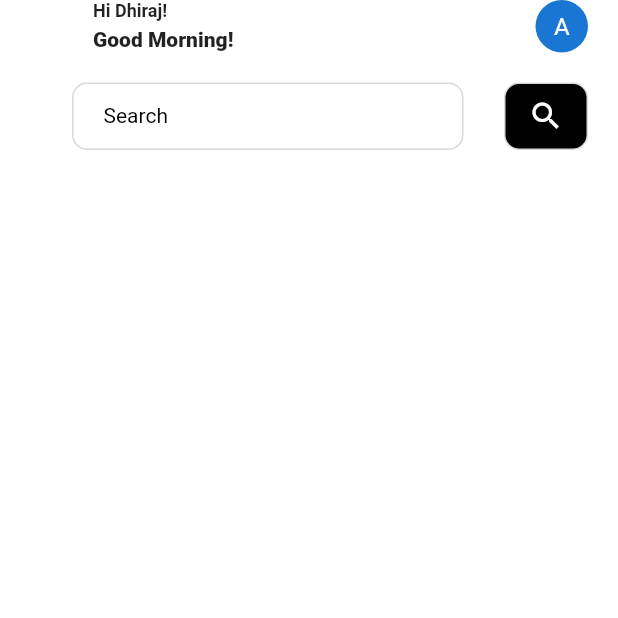
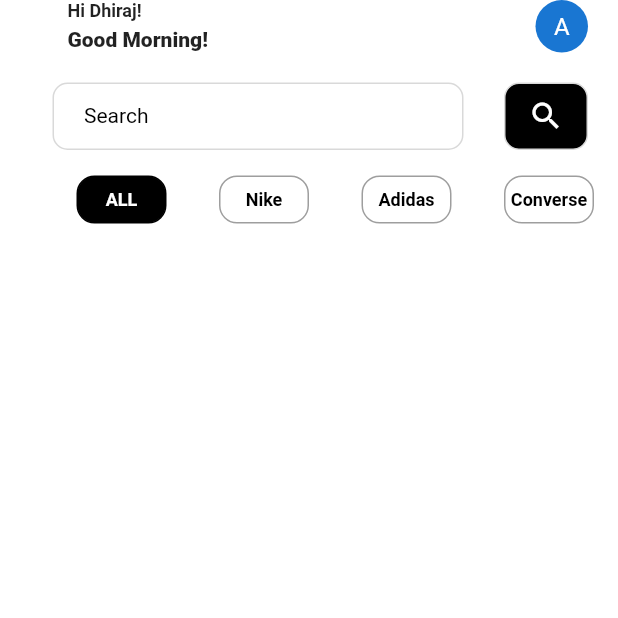
Before and after one commit to Am607/gdsc_crash, a Flutter app: the screen it shows after launch, on a phone screen of 412 x 824 dp, the top half of it. Run offline on Flutter 3.47's test engine with Material 2 defaults, Android fonts, the phone set to English and light mode, and no system bars.

Commit message:
item_section_added

```diff
--- a/lib/app_bar.dart
+++ b/lib/app_bar.dart
@@ -15,7 +15,7 @@ class MyAppBar extends StatelessWidget {
           crossAxisAlignment: CrossAxisAlignment.start,
           children: const [
             Padding(
-              padding: EdgeInsets.only(left: 62),
+              padding: EdgeInsets.only(left: 45),
               child: Text(
                 'Hi Dhiraj!',
                 style: TextStyle(fontSize: 12, fontWeight: FontWeight.w700),
@@ -23,7 +23,7 @@ class MyAppBar extends StatelessWidget {
             ),
             SizedBox(height: 4),
             Padding(
-              padding: EdgeInsets.only(left: 62),
+              padding: EdgeInsets.only(left: 45),
               child: Text(
                 'Good Morning!',
                 style: TextStyle(fontSize: 14, fontWeight: FontWeight.w800),
--- a/lib/home_page.dart
+++ b/lib/home_page.dart
@@ -13,9 +13,69 @@ class HomePage extends StatelessWidget {
       backgroundColor: Colors.white,
       body: SafeArea(
         child: Column(
-          children: const [MyAppBar(), SizedBox(height: 20), SearchWidget()],
+          children: [
+            const MyAppBar(),
+            const SizedBox(height: 20),
+            const SearchWidget(),
+            SingleChildScrollView(
+              scrollDirection: Axis.horizontal,
+              child: Row(
+                children: const [
+                  Button(
+                    isSelected: true,
+                    name: 'ALL',
+                  ),
+                  Button(
+                    isSelected: false,
+                    name: 'Nike',
+                  ),
+                  Button(
+                    isSelected: false,
+                    name: 'Adidas',
+                  ),
+                  Button(
+                    isSelected: false,
+                    name: 'Converse',
+                  ),
+
+                ],
+              ),
+            )
+          ],
         ),
       ),
     );
   }
 }
+
+class Button extends StatelessWidget {
+  final String name;
+  final bool isSelected;
+  const Button({
+    super.key,
+    required this.name,
+    required this.isSelected,
+  });
+
+  @override
+  Widget build(BuildContext context) {
+    return Container(
+      margin: const EdgeInsets.only(left: 35, top: 17),
+      width: 60,
+      height: 32,
+      decoration: BoxDecoration(
+        color: isSelected ? Colors.black : Colors.white,
+        borderRadius: BorderRadius.circular(12),
+        border: Border.all(color: isSelected ? Color(0xFF000000) : Colors.grey, width: 1),
+      ),
+      child: Center(
+          child: Text(
+        name,
+        style: TextStyle(
+            color: isSelected ? Colors.white : Colors.black,
+            fontSize: 12,
+            fontWeight: FontWeight.w600),
+      )),
+    );
+  }
+}
--- a/lib/serach_widget.dart
+++ b/lib/serach_widget.dart
@@ -13,7 +13,7 @@ class SearchWidget extends StatelessWidget {
                   flex: 3,
                   child: Container(
                     padding: const EdgeInsets.all(10),
-                    margin: const EdgeInsets.only(left: 48),
+                    margin: const EdgeInsets.only(left: 35),
                     height: 45,
                     width: 300,
                     decoration: BoxDecoration(
```
